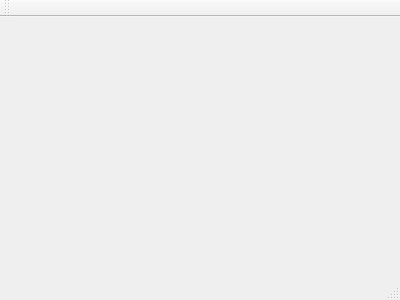
Above: mainwindow.ui from dshnightmare/skeleton before the change. Below: the same form after it.
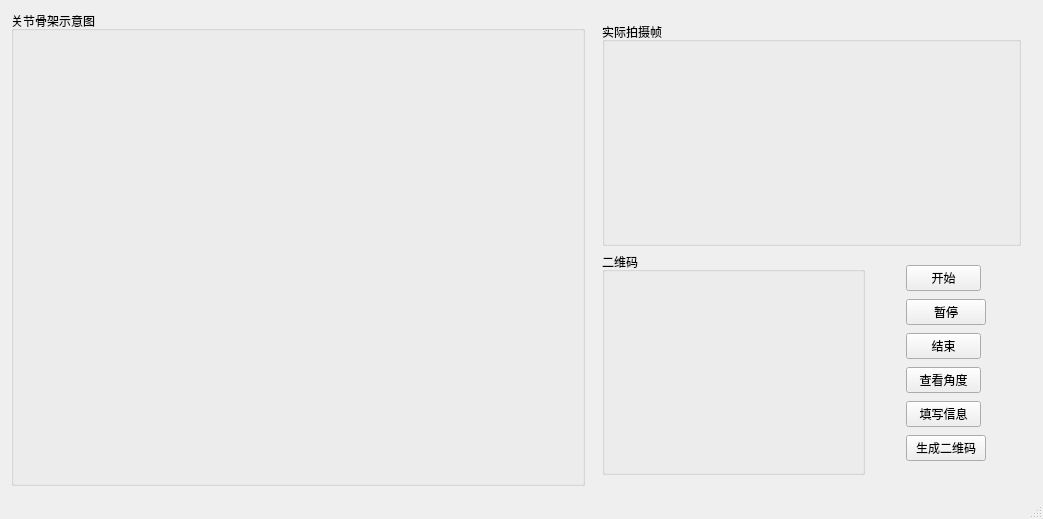
That is the form after the change.

The edit to the form file:
```diff
--- a/mainwindow.ui
+++ b/mainwindow.ui
@@ -1,24 +1,250 @@
 <ui version="4.0">
  <class>MainWindow</class>
- <widget class="QMainWindow" name="MainWindow" >
-  <property name="geometry" >
+ <widget class="QMainWindow" name="MainWindow">
+  <property name="geometry">
    <rect>
     <x>0</x>
     <y>0</y>
-    <width>400</width>
-    <height>300</height>
+    <width>1043</width>
+    <height>519</height>
    </rect>
   </property>
   <property name="windowTitle" >
    <string>MainWindow</string>
   </property>
-  <widget class="QMenuBar" name="menuBar" />
-  <widget class="QToolBar" name="mainToolBar" />
-  <widget class="QWidget" name="centralWidget" />
-  <widget class="QStatusBar" name="statusBar" />
+  <widget class="QWidget" name="centralWidget">
+   <layout class="QHBoxLayout" name="horizontalLayout">
+    <item>
+     <widget class="QGroupBox" name="groupBox">
+      <property name="title">
+       <string>关节骨架示意图</string>
+      </property>
+      <layout class="QGridLayout" name="gridLayout">
+       <item row="0" column="0">
+        <widget class="QLabel" name="skeleton">
+         <property name="sizePolicy">
+          <sizepolicy hsizetype="Preferred" vsizetype="Preferred">
+           <horstretch>0</horstretch>
+           <verstretch>0</verstretch>
+          </sizepolicy>
+         </property>
+         <property name="text">
+          <string/>
+         </property>
+        </widget>
+       </item>
+      </layout>
+     </widget>
+    </item>
+    <item>
+     <widget class="QWidget" name="widget" native="true">
+      <property name="sizePolicy">
+       <sizepolicy hsizetype="Maximum" vsizetype="Preferred">
+        <horstretch>0</horstretch>
+        <verstretch>0</verstretch>
+       </sizepolicy>
+      </property>
+      <property name="maximumSize">
+       <size>
+        <width>441</width>
+        <height>16777215</height>
+       </size>
+      </property>
+      <layout class="QGridLayout" name="gridLayout_5">
+       <item row="1" column="0">
+        <widget class="QGroupBox" name="groupBox_3">
+         <property name="title">
+          <string>二维码</string>
+         </property>
+         <layout class="QGridLayout" name="gridLayout_4">
+          <item row="0" column="0">
+           <widget class="QLabel" name="qrcode">
+            <property name="sizePolicy">
+             <sizepolicy hsizetype="Maximum" vsizetype="Preferred">
+              <horstretch>0</horstretch>
+              <verstretch>0</verstretch>
+             </sizepolicy>
+            </property>
+            <property name="maximumSize">
+             <size>
+              <width>181</width>
+              <height>16777215</height>
+             </size>
+            </property>
+            <property name="text">
+             <string/>
+            </property>
+           </widget>
+          </item>
+         </layout>
+        </widget>
+       </item>
+       <item row="0" column="0" colspan="2">
+        <widget class="QGroupBox" name="groupBox_2">
+         <property name="title">
+          <string>实际拍摄帧</string>
+         </property>
+         <layout class="QGridLayout" name="gridLayout_2">
+          <item row="0" column="0">
+           <widget class="QLabel" name="rgb">
+            <property name="text">
+             <string/>
+            </property>
+           </widget>
+          </item>
+         </layout>
+        </widget>
+       </item>
+       <item row="1" column="1">
+        <widget class="QWidget" name="widget_2" native="true">
+         <property name="sizePolicy">
+          <sizepolicy hsizetype="Maximum" vsizetype="Preferred">
+           <horstretch>0</horstretch>
+           <verstretch>0</verstretch>
+          </sizepolicy>
+         </property>
+         <property name="maximumSize">
+          <size>
+           <width>150</width>
+           <height>16777215</height>
+          </size>
+         </property>
+         <layout class="QGridLayout" name="gridLayout_3">
+          <item row="0" column="0">
+           <widget class="QPushButton" name="start">
+            <property name="sizePolicy">
+             <sizepolicy hsizetype="Maximum" vsizetype="Fixed">
+              <horstretch>0</horstretch>
+              <verstretch>0</verstretch>
+             </sizepolicy>
+            </property>
+            <property name="maximumSize">
+             <size>
+              <width>75</width>
+              <height>16777215</height>
+             </size>
+            </property>
+            <property name="text">
+             <string>开始</string>
+            </property>
+           </widget>
+          </item>
+          <item row="1" column="0">
+           <widget class="QPushButton" name="pause">
+            <property name="sizePolicy">
+             <sizepolicy hsizetype="Maximum" vsizetype="Fixed">
+              <horstretch>0</horstretch>
+              <verstretch>0</verstretch>
+             </sizepolicy>
+            </property>
+            <property name="minimumSize">
+             <size>
+              <width>75</width>
+              <height>0</height>
+             </size>
+            </property>
+            <property name="text">
+             <string>暂停</string>
+            </property>
+           </widget>
+          </item>
+          <item row="2" column="0">
+           <widget class="QPushButton" name="stop">
+            <property name="sizePolicy">
+             <sizepolicy hsizetype="Maximum" vsizetype="Fixed">
+              <horstretch>0</horstretch>
+              <verstretch>0</verstretch>
+             </sizepolicy>
+            </property>
+            <property name="maximumSize">
+             <size>
+              <width>75</width>
+              <height>16777215</height>
+             </size>
+            </property>
+            <property name="text">
+             <string>结束</string>
+            </property>
+           </widget>
+          </item>
+          <item row="3" column="0">
+           <widget class="QPushButton" name="seeangle">
+            <property name="sizePolicy">
+             <sizepolicy hsizetype="Maximum" vsizetype="Fixed">
+              <horstretch>0</horstretch>
+              <verstretch>0</verstretch>
+             </sizepolicy>
+            </property>
+            <property name="maximumSize">
+             <size>
+              <width>75</width>
+              <height>16777215</height>
+             </size>
+            </property>
+            <property name="text">
+             <string>查看角度</string>
+            </property>
+           </widget>
+          </item>
+          <item row="4" column="0">
+           <widget class="QPushButton" name="fillinfo">
+            <property name="sizePolicy">
+             <sizepolicy hsizetype="Maximum" vsizetype="Fixed">
+              <horstretch>0</horstretch>
+              <verstretch>0</verstretch>
+             </sizepolicy>
+            </property>
+            <property name="maximumSize">
+             <size>
+              <width>75</width>
+              <height>16777215</height>
+             </size>
+            </property>
+            <property name="text">
+             <string>填写信息</string>
+            </property>
+           </widget>
+          </item>
+          <item row="5" column="0">
+           <widget class="QPushButton" name="Qrcode">
+            <property name="sizePolicy">
+             <sizepolicy hsizetype="Maximum" vsizetype="Fixed">
+              <horstretch>0</horstretch>
+              <verstretch>0</verstretch>
+             </sizepolicy>
+            </property>
+            <property name="minimumSize">
+             <size>
+              <width>75</width>
+              <height>0</height>
+             </size>
+            </property>
+            <property name="text">
+             <string>生成二维码</string>
+            </property>
+           </widget>
+          </item>
+         </layout>
+        </widget>
+       </item>
+      </layout>
+     </widget>
+    </item>
+   </layout>
+  </widget>
+  <widget class="QMenuBar" name="menuBar">
+   <property name="geometry">
+    <rect>
+     <x>0</x>
+     <y>0</y>
+     <width>1043</width>
+     <height>23</height>
+    </rect>
+   </property>
+  </widget>
+  <widget class="QStatusBar" name="statusBar"/>
  </widget>
- <layoutDefault spacing="6" margin="11" />
- <pixmapfunction></pixmapfunction>
+ <layoutdefault spacing="6" margin="11"/>
  <resources/>
  <connections/>
 </ui>
```
Left out of the diff: 3 changed lines with no effect on the pictures.
